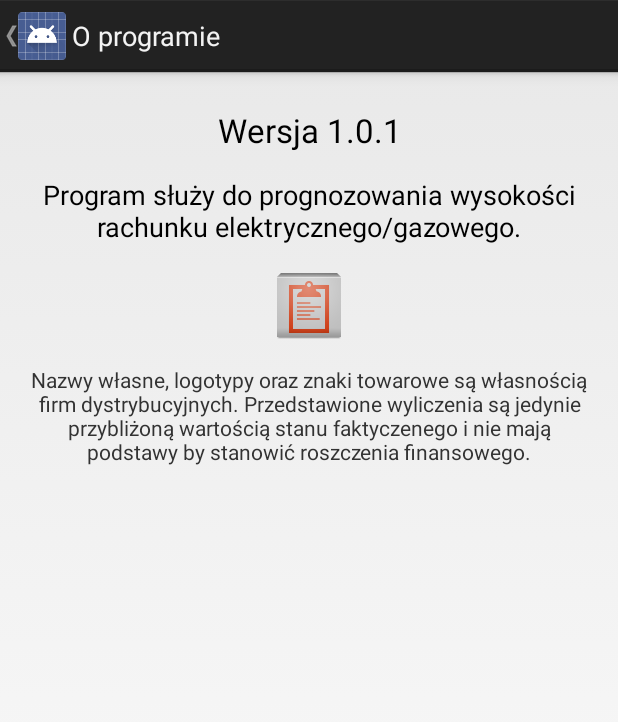
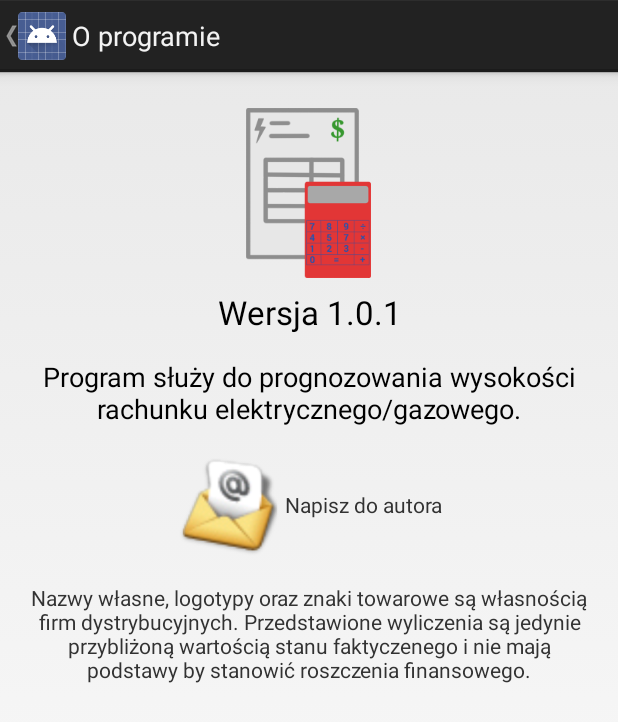
Before and after one commit to sewerk/Bill-Calculator, an Android app: the AboutActivity screen opened directly, with no data from a screen before it, on a phone screen of 412 x 824 dp. Shown: the top 722 px of the screen. Run offline under Robolectric (Android 15) with nearby library versions, the phone set to English and light mode, and no system bars.

Commit message:
new icons

```diff
--- a/app/src/main/res/layout/about.xml
+++ b/app/src/main/res/layout/about.xml
@@ -1,11 +1,24 @@
 <?xml version="1.0" encoding="utf-8"?>
-<RelativeLayout xmlns:android="http://schemas.android.com/apk/res/android"
+<ScrollView xmlns:android="http://schemas.android.com/apk/res/android"
     android:layout_width="match_parent"
     android:layout_height="match_parent"
+    android:scrollbars="none"
     android:paddingBottom="@dimen/activity_vertical_margin"
     android:paddingLeft="@dimen/activity_horizontal_margin"
     android:paddingRight="@dimen/activity_horizontal_margin"
     android:paddingTop="@dimen/activity_vertical_margin">
+
+    <RelativeLayout
+        android:layout_width="match_parent"
+        android:layout_height="match_parent" >
+
+        <ImageView
+            android:id="@+id/image_logo"
+            android:layout_width="wrap_content"
+            android:layout_height="wrap_content"
+            android:layout_centerHorizontal="true"
+            android:layout_marginTop="8dp"
+            android:src="@drawable/billcalc"/>
 
         <TextView
             android:id="@+id/textView_ver"
@@ -13,6 +26,7 @@
             android:layout_height="wrap_content"
             android:layout_centerHorizontal="true"
             android:layout_marginTop="8dp"
+            android:layout_below="@id/image_logo"
             android:gravity="center"
             android:textAppearance="?android:attr/textAppearanceLarge"
             android:text="@string/version_text"/>
@@ -28,24 +42,27 @@
             android:textAppearance="?android:attr/textAppearanceMedium"
             android:text="@string/description"/>
 
-    <ImageView
-        android:id="@+id/imageView_emailme"
+        <TextView
+            android:id="@+id/textView_emalme"
             android:layout_width="wrap_content"
             android:layout_height="wrap_content"
-        android:layout_below="@+id/textView_about"
             android:layout_centerHorizontal="true"
             android:layout_marginTop="16dp"
-        android:src="@drawable/ic_launcher"/>
+            android:layout_below="@id/textView_about"
+            android:drawableLeft="@drawable/emailme"
+            android:text="@string/emailme"
+            android:gravity="center" />
 
         <TextView
             android:id="@+id/textView_klauzula"
             android:layout_width="wrap_content"
             android:layout_height="wrap_content"
-        android:layout_below="@+id/imageView_emailme"
+            android:layout_below="@+id/textView_emalme"
             android:layout_centerHorizontal="true"
             android:layout_marginTop="16dp"
             android:gravity="center"
             android:textAppearance="?android:attr/textAppearanceSmall"
-        android:text="@string/klauzula" />
+            android:text="@string/clause" />
 
     </RelativeLayout>
+</ScrollView>
--- a/app/src/main/res/values/strings.xml
+++ b/app/src/main/res/values/strings.xml
@@ -46,10 +46,10 @@
     <string name="mc">mc</string>
     <string name="m3">m\u00B3</string>
 
-    <string name="klauzula">Nazwy własne, logotypy oraz znaki towarowe są własnością firm dystrybucyjnych. Przedstawione wyliczenia są jedynie przybliżoną wartością stanu faktyczenego i nie mają podstawy by stanowić roszczenia finansowego.</string>
-    <string name="info">O programie</string>
+    <string name="about_label">O programie</string>
+    <string name="version_text">Wersja 1.0.1</string>
     <string name="description">Program służy do prognozowania wysokości rachunku elektrycznego/gazowego.</string>
-    <string name="version_text">Wersja 1.0.1</string>
-    <string name="about_label">O programie</string>
+    <string name="emailme">Napisz do autora</string>
+    <string name="clause">Nazwy własne, logotypy oraz znaki towarowe są własnością firm dystrybucyjnych. Przedstawione wyliczenia są jedynie przybliżoną wartością stanu faktyczenego i nie mają podstawy by stanowić roszczenia finansowego.</string>
 
 </resources>
```
Also changed, not shown: app/src/main/res/drawable-hdpi/ic_launcher.png, app/src/main/res/drawable-mdpi/ic_launcher.png, app/src/main/res/drawable-xhdpi/billcalc.png (added), app/src/main/res/drawable-xhdpi/emailme.png (added), app/src/main/res/drawable-xhdpi/ic_launcher.png, app/src/main/res/drawable-xhdpi/pge.9.png, app/src/main/res/drawable-xxhdpi/ic_launcher.png, app/src/main/res/drawable-xxxhdpi/ic_launcher.png (added). Lines whose indentation alone changed are shown as unchanged.
